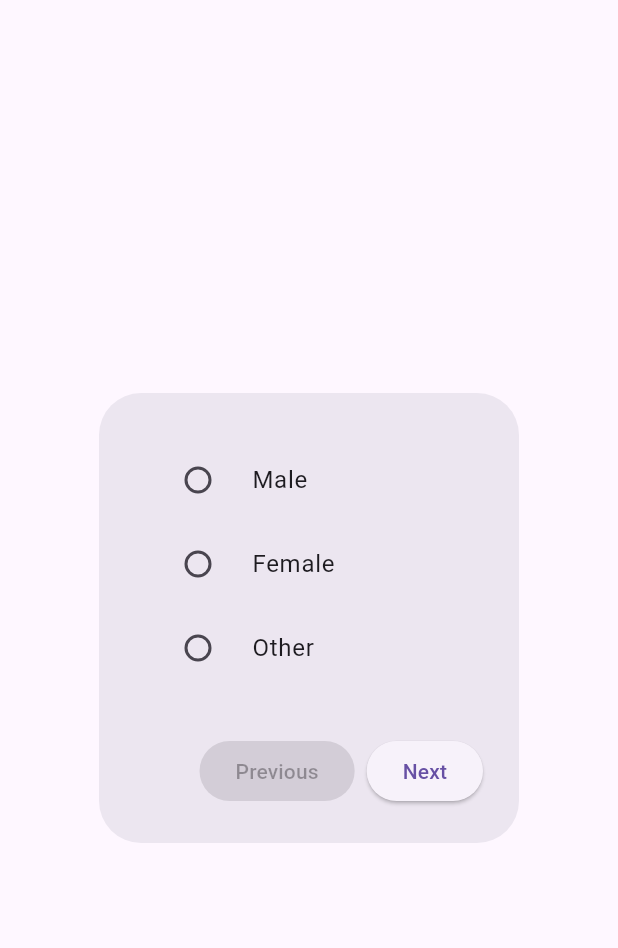
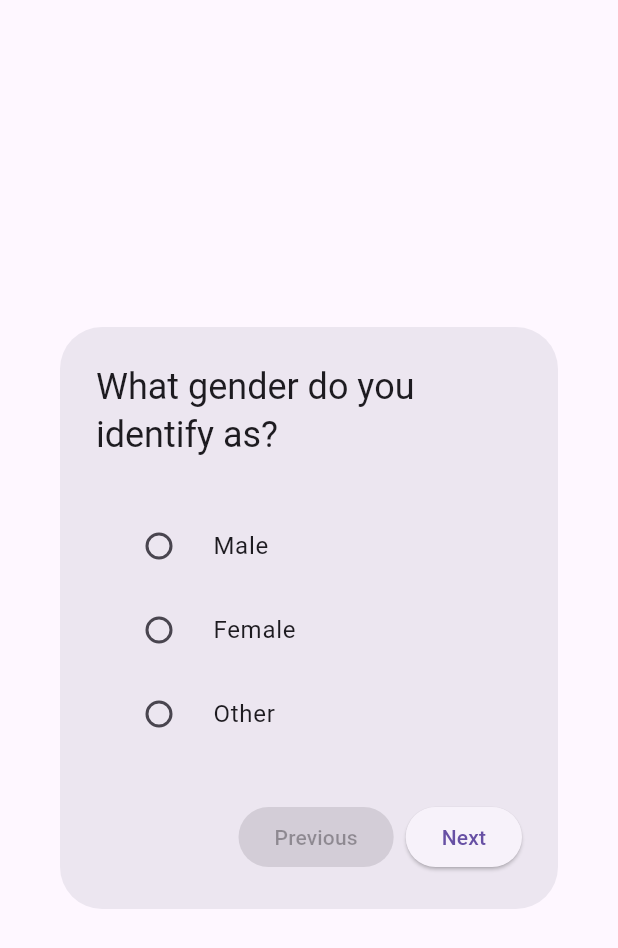
Before and after one commit to BYU-PCCL/dem_recip_mobile, a Flutter app: the Questionnaire widget shown alone on an empty page, opened directly, on a phone screen of 412 x 824 dp. Shown: the top 948 px of the screen. Run offline on Flutter 3.47's test engine with Material 3 defaults, Android fonts, the phone set to English and light mode, and no system bars; our stand-ins replace firebase_auth, firebase_core; accounts and stored records are empty; network calls fail.

Commit message:
added titles to the dialogs

```diff
--- /dev/null
+++ b/app/lib/view/question/question.dart
@@ -0,0 +1,12 @@
+import 'package:flutter/widgets.dart';
+
+class Question {
+  final Widget _widget;
+  final String _title;
+
+  Question(this._widget, this._title);
+
+  Widget get widget => _widget;
+
+  String get title => _title;
+}
--- a/app/lib/view/questionnaire.dart
+++ b/app/lib/view/questionnaire.dart
@@ -1,5 +1,6 @@
 import 'package:dem_recip_mobile/view/question/birth_year.dart';
 import 'package:dem_recip_mobile/view/question/gender.dart';
+import 'package:dem_recip_mobile/view/question/question.dart';
 import 'package:flutter/material.dart';
 
 class Questionnaire extends StatefulWidget {
@@ -12,17 +13,22 @@ class Questionnaire extends StatefulWidget {
 class _QuestionnaireState extends State<Questionnaire> {
   int _currentQuestionIndex = 0;
 
-  final List<Widget> _questions = [
-    const GenderQuestion(),
-    const BirthYearQuestion(),
+  final List<Question> _questions = [
+    Question(const GenderQuestion(), "What gender do you identify as?"),
+    Question(const BirthYearQuestion(), "In what year were you born?")
   ];
 
   @override
   Widget build(BuildContext context) {
     return AlertDialog(
+      title: Text(_questions[_currentQuestionIndex].title),
       contentPadding: const EdgeInsets.all(30),
       content: SingleChildScrollView(
-        child: _questions[_currentQuestionIndex],
+        child: ListBody(
+            children: <Widget>[
+              _questions[_currentQuestionIndex].widget,
+            ],
+          ),
       ),
       actions: [
         ElevatedButton(
```
